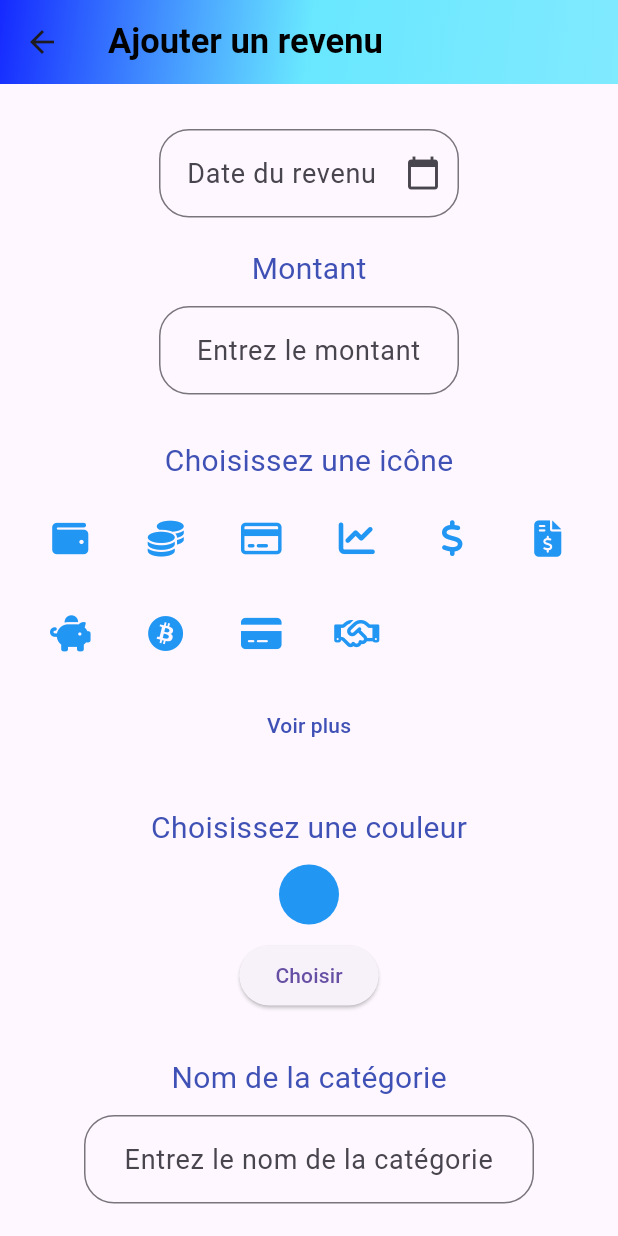
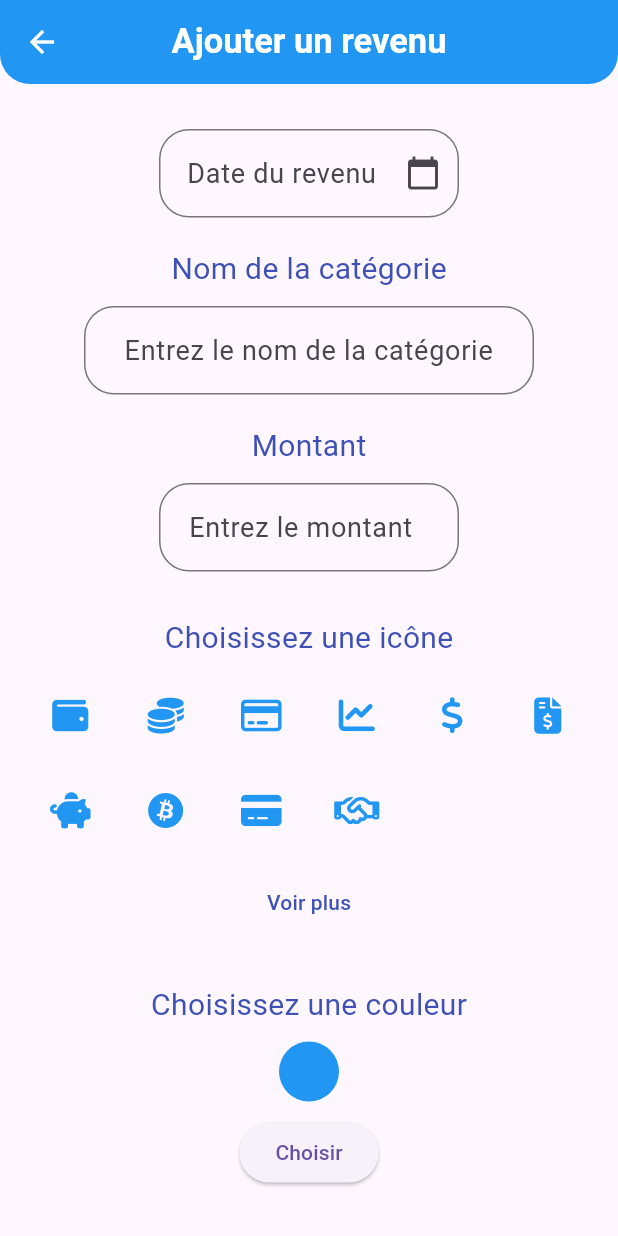
Before and after one commit to mdeport/budget_app, a Flutter app: the AjouterRevenuPage screen opened directly, on a phone screen of 412 x 824 dp. Run offline on Flutter 3.47's test engine with Material 3 defaults, Android fonts, the phone set to English and light mode, and no system bars; our stand-ins replace cloud_firestore, firebase_auth, firebase_core, font_awesome_flutter, google_fonts, syncfusion_flutter_charts; missing offline and left inert: flutter_material_color_picker; accounts and stored records are empty.

Commit message:
ajout des derniers element dans les 3 pages  aout des dates, padding, changement des places de certain element

```diff
--- a/lib/base-de-donnees/page-revenu-controlleur.dart
+++ b/lib/base-de-donnees/page-revenu-controlleur.dart
@@ -123,7 +123,7 @@ Future<void> supprimerRevenu(String docId) async {
 
 // Mettre à jour le prix et le nom d'un revenu dans la base de données
 Future<void> updateRevenuPrix(
-    double newPrix, String docId, String newNomRevenu) async {
+    double newPrix, String docId, String newNomRevenu, String newDate) async {
   User? user = FirebaseAuth.instance.currentUser;
   try {
     final revenuRef = FirebaseFirestore.instance
@@ -132,7 +132,8 @@ Future<void> updateRevenuPrix(
         .collection('revenus')
         .doc(docId);
 
-    await revenuRef.update({'prix': newPrix, 'nom_revenu': newNomRevenu});
+    await revenuRef
+        .update({'prix': newPrix, 'nom_revenu': newNomRevenu, 'date': newDate});
     print('Le prix du revenu a été mis à jour avec succès');
   } catch (error) {
     print('Erreur lors de la mise à jour du prix du revenu: $error');
--- a/lib/pages/page-contenue-app/page-budget/page-revenu/page-ajouts-revenu.dart
+++ b/lib/pages/page-contenue-app/page-budget/page-revenu/page-ajouts-revenu.dart
@@ -46,21 +46,25 @@ class _AjouterRevenuPage extends State<AjouterRevenuPage> {
 
     return Scaffold(
       appBar: AppBar(
-        title: const Text('Ajouter un revenu',
-            style: TextStyle(
-                color: Colors.black,
-                fontWeight: FontWeight.bold,
-                fontSize: 23)),
+        leading: IconButton(
+          icon: const Icon(Icons.arrow_back, color: Colors.white),
+          onPressed: () => Navigator.of(context).pop(),
+        ),
+        title: const Text(
+          'Ajouter un revenu',
+          style: TextStyle(
+            color: Colors.white,
+            fontWeight: FontWeight.bold,
+            fontSize: 23.0,
+          ),
+        ),
+        centerTitle: true,
         flexibleSpace: Container(
           decoration: const BoxDecoration(
-            gradient: LinearGradient(
-              begin: Alignment.topLeft,
-              end: Alignment.bottomRight,
-              colors: [
-                Color.fromARGB(255, 21, 41, 255),
-                Color.fromARGB(234, 91, 230, 255),
-                Color.fromARGB(197, 91, 230, 255),
-              ],
+            color: Color(0xFF2196F3), // Bleu pastel
+            borderRadius: BorderRadius.only(
+              bottomLeft: Radius.circular(20),
+              bottomRight: Radius.circular(20),
             ),
           ),
         ),
@@ -93,6 +97,26 @@ class _AjouterRevenuPage extends State<AjouterRevenuPage> {
               ),
               const SizedBox(height: 20),
               const Text(
+                'Nom de la catégorie',
+                style: TextStyle(fontSize: 20, color: Colors.indigo),
+              ),
+              const SizedBox(height: 10),
+              SizedBox(
+                width: 300,
+                child: TextField(
+                  controller: nomRevenuControlleur,
+                  textAlign: TextAlign.center,
+                  style: const TextStyle(fontSize: 18),
+                  decoration: InputDecoration(
+                    hintText: 'Entrez le nom de la catégorie',
+                    border: OutlineInputBorder(
+                      borderRadius: BorderRadius.circular(20.0),
+                    ),
+                  ),
+                ),
+              ),
+              const SizedBox(height: 20),
+              const Text(
                 'Montant',
                 style: TextStyle(fontSize: 20, color: Colors.indigo),
               ),
@@ -105,6 +129,7 @@ class _AjouterRevenuPage extends State<AjouterRevenuPage> {
                   style: const TextStyle(fontSize: 18),
                   decoration: InputDecoration(
                     hintText: 'Entrez le montant',
+                    suffixText: '€',
                     border: OutlineInputBorder(
                       borderRadius: BorderRadius.circular(20.0),
                     ),
@@ -222,26 +247,6 @@ class _AjouterRevenuPage extends State<AjouterRevenuPage> {
                 },
                 child: const Text('Choisir'),
               ),
-              const SizedBox(height: 30),
-              const Text(
-                'Nom de la catégorie',
-                style: TextStyle(fontSize: 20, color: Colors.indigo),
-              ),
-              const SizedBox(height: 10),
-              SizedBox(
-                width: 300,
-                child: TextField(
-                  controller: nomRevenuControlleur,
-                  textAlign: TextAlign.center,
-                  style: const TextStyle(fontSize: 18),
-                  decoration: InputDecoration(
-                    hintText: 'Entrez le nom de la catégorie',
-                    border: OutlineInputBorder(
-                      borderRadius: BorderRadius.circular(20.0),
-                    ),
-                  ),
-                ),
-              ),
               const SizedBox(height: 40),
               ElevatedButton(
                 onPressed: () {
```
Also changed, not shown: lib/pages/page-contenue-app/page-budget/Page-depense/page-ajouts-depense.dart (+37 -33 lines), lib/pages/page-contenue-app/page-budget/Page-depense/page-depense.dart (+4 -3 lines), lib/pages/page-contenue-app/page-budget/page-objectif/page-ajouts-objectif.dart (+13 -9 lines), lib/pages/page-contenue-app/page-budget/page-objectif/page-objectif.dart (+15 -3 lines), lib/pages/page-contenue-app/page-budget/page-revenu/page-revenu.dart (+74 -5 lines).
